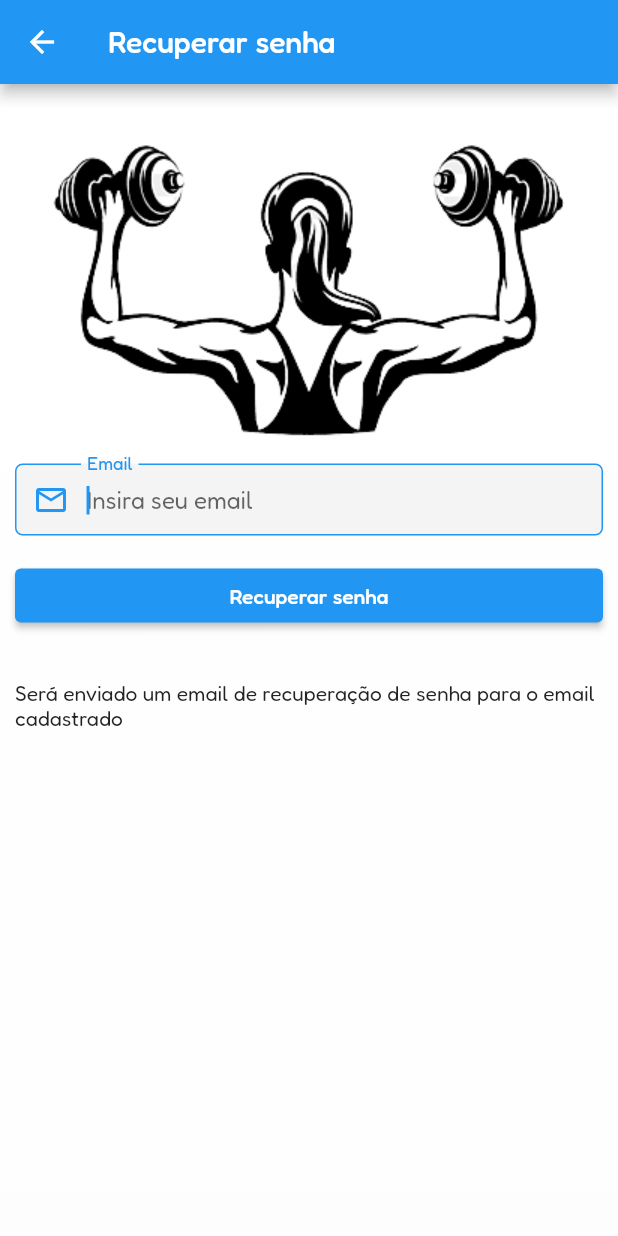
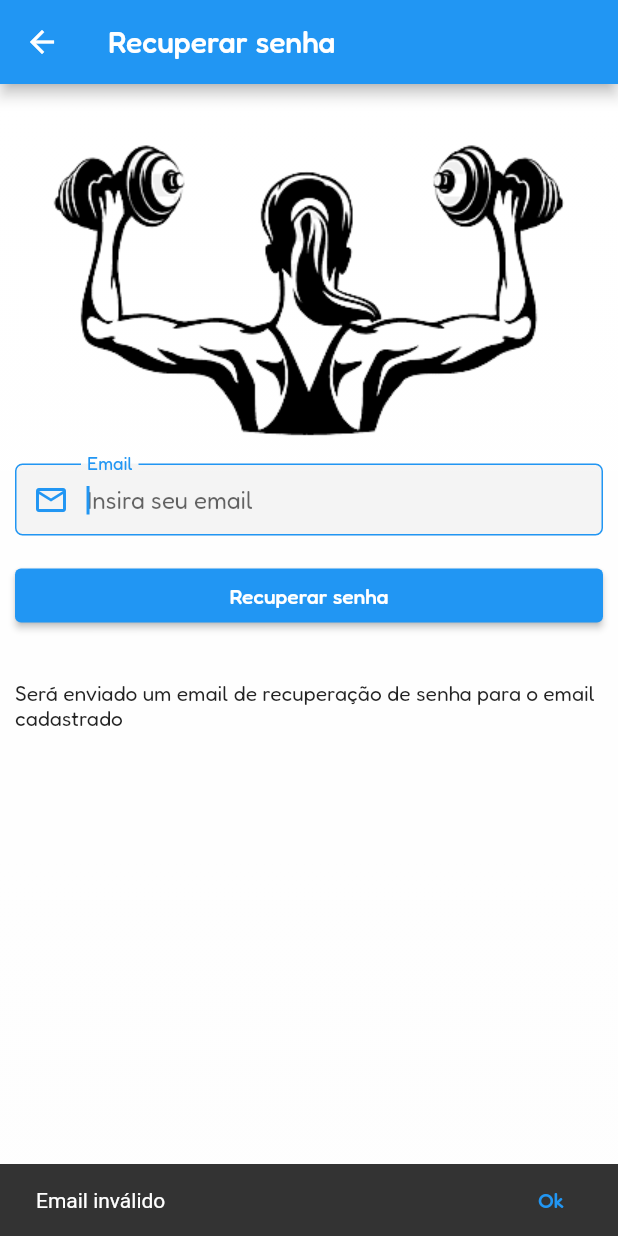
Before and after one commit to FernandoNoleto/academia_app, a Flutter app: the ForgotPasswordPage screen opened directly, after a tap on "Recuperar senha", on a phone screen of 412 x 824 dp. Run offline on Flutter 3.47's test engine with Material 2 defaults, Android fonts, the phone set to English and light mode, and no system bars; our stand-ins replace firebase_auth, firebase_core, firebase_database, firebase_storage, youtube_player_flutter; accounts and stored records are empty.

Commit message:
Implementa reset de password

```diff
--- a/lib/pages/forgot_password_page.dart
+++ b/lib/pages/forgot_password_page.dart
@@ -1,4 +1,6 @@
+import 'package:academiaapp/common/providers/snack_bar_provider.dart';
 import 'package:flutter/material.dart';
+import 'package:firebase_auth/firebase_auth.dart';
 
 import 'package:academiaapp/common/providers/container_provider.dart';
 
@@ -11,6 +13,7 @@ class ForgotPasswordPage extends StatefulWidget {
 }
 
 class _ForgotPasswordPageState extends State<ForgotPasswordPage> {
+  final TextEditingController _emailController = TextEditingController();
   @override
   Widget build(BuildContext context) {
     return Scaffold(
@@ -36,12 +39,13 @@ class _ForgotPasswordPageState extends State<ForgotPasswordPage> {
                     ),
                     const SizedBox(height: 10),
                     TextFormField(
+                      controller: _emailController,
                       autofocus: true,
                       decoration: const InputDecoration(
                         hintText: 'Insira seu email',
                         focusedBorder: OutlineInputBorder(
-                            borderRadius: BorderRadius.all(Radius.circular(5.0)),
-                            borderSide: BorderSide(color: Colors.blue)
+                          borderRadius: BorderRadius.all(Radius.circular(5.0)),
+                          borderSide: BorderSide(color: Colors.blue),
                         ),
                         filled: true,
                         contentPadding:
@@ -67,6 +71,13 @@ class _ForgotPasswordPageState extends State<ForgotPasswordPage> {
                           child: const Text("Recuperar senha"),
                           onPressed: () {
                             //TODO: implementar função de recuperar senha
+                            if (_emailController.text != null && _emailController.text.isNotEmpty){
+                              FirebaseAuth.instance.sendPasswordResetEmail(email: _emailController.text);
+                              ScaffoldMessenger.of(context).showSnackBar(SnackBarProvider().showMessage("Foi enviado um email para recuperar sua senha!"));
+                            }
+                            else{
+                              ScaffoldMessenger.of(context).showSnackBar(SnackBarProvider().showMessage("Email inválido"));
+                            }
                           },
                         ),
                       ),
```
